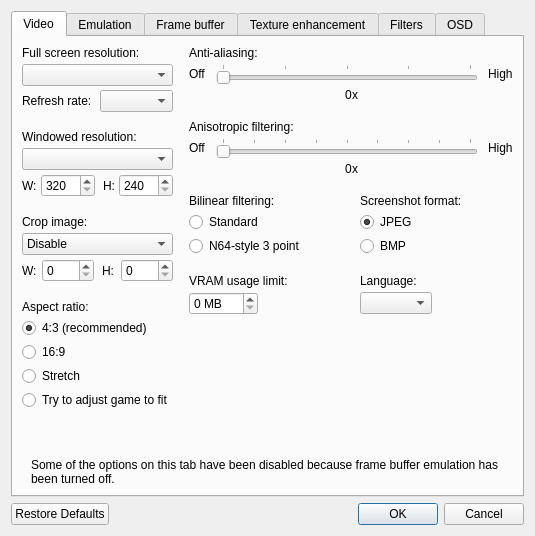
Above: src/GLideNUI/configDialog.ui from gonetz/GLideN64 before the change. Below: the same form after it.
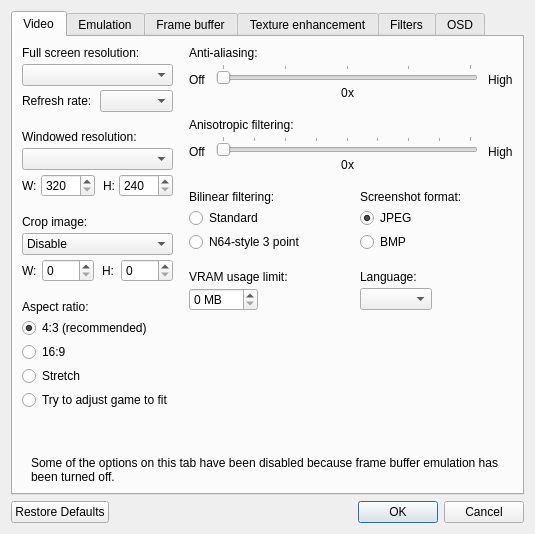
That is the form after the change. Icons and pictures are not drawn.

```diff
--- a/src/GLideNUI/configDialog.ui
+++ b/src/GLideNUI/configDialog.ui
@@ -420,12 +420,24 @@
                   <number>10</number>
                  </property>
                  <item>
+                  <layout class="QHBoxLayout" name="horizontalLayout_31">
+                   <property name="topMargin">
+                    <number>9</number>
+                   </property>
+                   <item alignment="Qt::AlignTop">
                   <widget class="QLabel" name="aliasingOffLabel">
                    <property name="text">
                     <string>Off</string>
                    </property>
                   </widget>
                  </item>
+                  </layout>
+                 </item>
+                 <item>
+                  <layout class="QVBoxLayout" name="verticalLayout_44">
+                   <property name="spacing">
+                    <number>2</number>
+                   </property>
                  <item>
                   <widget class="QSlider" name="aliasingSlider">
                    <property name="maximum">
@@ -449,15 +461,6 @@
                   </widget>
                  </item>
                  <item>
-                  <widget class="QLabel" name="aliasingHighLabel">
-                   <property name="text">
-                    <string>High</string>
-                   </property>
-                  </widget>
-                 </item>
-                </layout>
-               </item>
-               <item>
                 <layout class="QHBoxLayout" name="horizontalLayout_3">
                  <property name="spacing">
                   <number>0</number>
@@ -525,6 +528,24 @@
               </layout>
              </item>
              <item>
+                  <layout class="QHBoxLayout" name="horizontalLayout_32">
+                   <property name="topMargin">
+                    <number>9</number>
+                   </property>
+                   <item alignment="Qt::AlignTop">
+                    <widget class="QLabel" name="aliasingHighLabel">
+                     <property name="text">
+                      <string>High</string>
+                     </property>
+                    </widget>
+                   </item>
+                  </layout>
+                 </item>
+                </layout>
+               </item>
+              </layout>
+             </item>
+             <item>
               <layout class="QVBoxLayout" name="verticalLayout_55">
                <property name="spacing">
                 <number>4</number>
@@ -545,12 +566,24 @@
                   <number>10</number>
                  </property>
                  <item>
+                  <layout class="QHBoxLayout" name="horizontalLayout_33">
+                   <property name="topMargin">
+                    <number>9</number>
+                   </property>
+                   <item alignment="Qt::AlignTop">
                   <widget class="QLabel" name="anisotropicOffLabel">
                    <property name="text">
                     <string>Off</string>
                    </property>
                   </widget>
                  </item>
+                  </layout>
+                 </item>
+                 <item>
+                  <layout class="QVBoxLayout" name="verticalLayout_46">
+                   <property name="spacing">
+                    <number>2</number>
+                   </property>
                  <item>
                   <widget class="QSlider" name="anisotropicSlider">
                    <property name="maximum">
@@ -580,15 +613,6 @@
                   </widget>
                  </item>
                  <item>
-                  <widget class="QLabel" name="anisotropicHighLabel">
-                   <property name="text">
-                    <string>High</string>
-                   </property>
-                  </widget>
-                 </item>
-                </layout>
-               </item>
-               <item>
                 <layout class="QHBoxLayout" name="horizontalLayout_4">
                  <property name="spacing">
                   <number>0</number>
@@ -655,6 +679,24 @@
                </item>
               </layout>
              </item>
+                 <item>
+                  <layout class="QHBoxLayout" name="horizontalLayout_34">
+                   <property name="topMargin">
+                    <number>9</number>
+                   </property>
+                   <item alignment="Qt::AlignTop">
+                    <widget class="QLabel" name="anisotropicHighLabel">
+                     <property name="text">
+                      <string>High</string>
+                     </property>
+                    </widget>
+                   </item>
+                  </layout>
+                 </item>
+                </layout>
+               </item>
+              </layout>
+             </item>
             </layout>
            </item>
            <item>
@@ -1067,7 +1109,7 @@
                <item>
                 <layout class="QHBoxLayout" name="horizontalLayout_28">
                  <property name="topMargin">
-                  <number>2</number>
+                  <number>9</number>
                  </property>
                  <item alignment="Qt::AlignTop">
                   <widget class="QLabel" name="factorOffLabel">
@@ -1081,7 +1123,7 @@
                <item>
                 <layout class="QVBoxLayout" name="verticalLayout_9">
                  <property name="spacing">
-                  <number>4</number>
+                  <number>2</number>
                  </property>
                  <item>
                   <widget class="QSlider" name="resolutionFactorSlider">
@@ -1098,7 +1140,7 @@
                     <enum>Qt::Horizontal</enum>
                    </property>
                    <property name="tickPosition">
-                    <enum>QSlider::TicksBelow</enum>
+                    <enum>QSlider::TicksAbove</enum>
                    </property>
                    <property name="tickInterval">
                     <number>1</number>
@@ -1175,7 +1217,7 @@
                <item>
                 <layout class="QHBoxLayout" name="horizontalLayout_29">
                  <property name="topMargin">
-                  <number>2</number>
+                  <number>9</number>
                  </property>
                  <item alignment="Qt::AlignTop">
                   <widget class="QLabel" name="factorHighLabel">
```
Left out of the diff: 8 changed lines with no effect on the pictures. Lines whose indentation alone changed are shown as unchanged.
